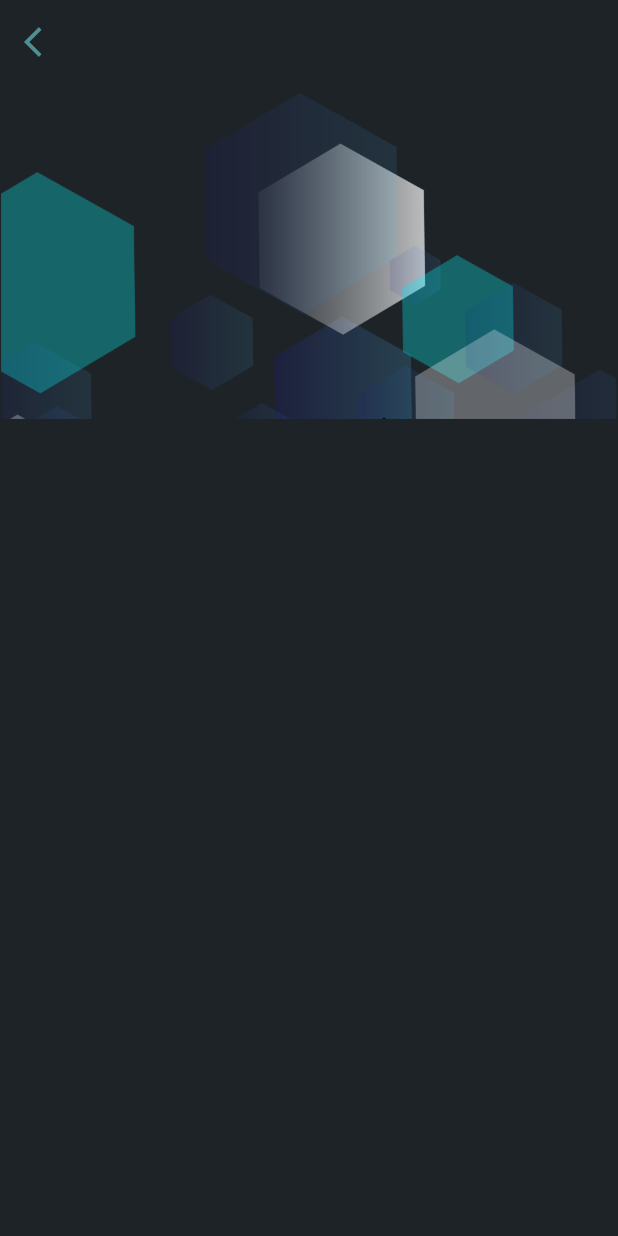
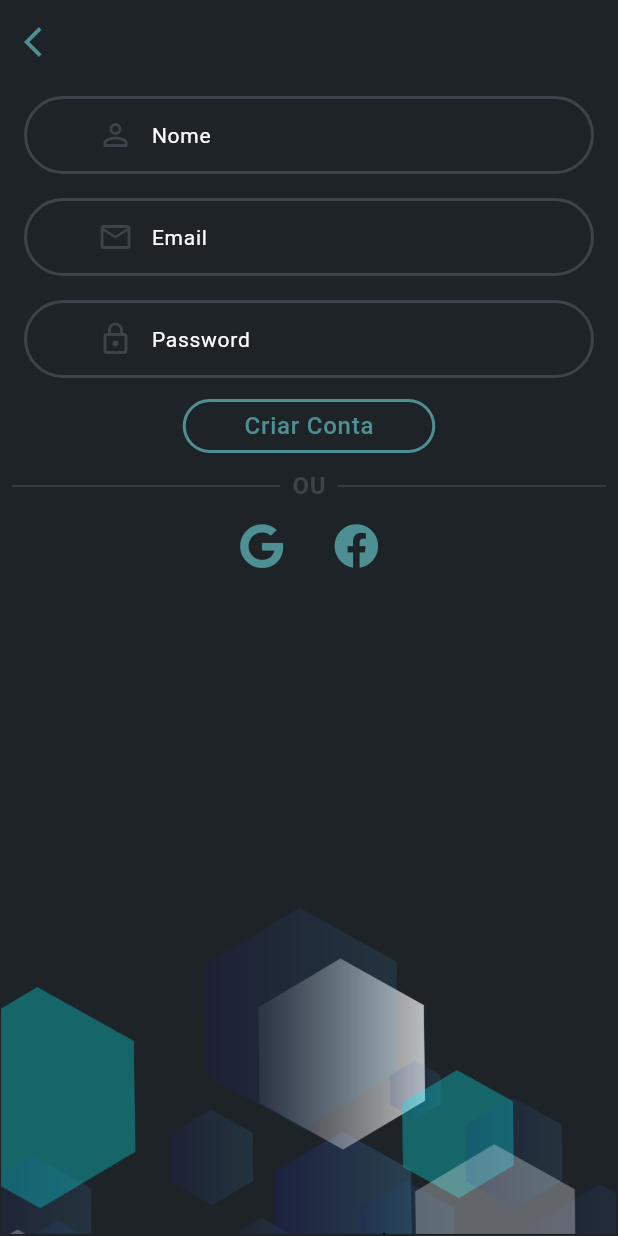
Before and after one commit to nugaa/chatme_app, a Flutter app: the screen it shows after launch, after a tap on "Registar", on a phone screen of 412 x 824 dp. Run offline on Flutter 3.47's test engine with Material 2 defaults, Android fonts, the phone set to English and light mode, and no system bars; our stand-ins replace font_awesome_flutter; Roboto replaces fonts that are missing (Ubuntu-Regular).

Commit message:
commit ChatMe

```diff
--- a/lib/customwidgets/customWidgets.dart
+++ b/lib/customwidgets/customWidgets.dart
@@ -23,19 +23,22 @@ Row customAppbar({@required String titulo}) {
         ),
       ),
       customIconButton(
+        cor: Colors.white,
         icone: Icons.menu,
         tamanho: 35.0,
-        onPress: () {},
+        onPress: () {
+          //TODO: DEFINIÇÕES DE CONTA
+        },
       ),
     ],
   );
 }
 
 IconButton customIconButton(
-    {IconData icone, double tamanho, Function onPress}) {
+    {IconData icone, double tamanho, Function onPress, Color cor}) {
   return IconButton(
     icon: Icon(icone),
-    color: Colors.white,
+    color: cor,
     splashColor: Colors.transparent,
     highlightColor: Colors.transparent,
     iconSize: tamanho,
@@ -161,9 +164,12 @@ Padding textFieldCustom({
   bool esconderTexto,
   IconData icone,
   String textoHint,
+  double padHorizontal,
+  double padVertical,
 }) {
   return Padding(
-    padding: const EdgeInsets.all(16.0),
+    padding:
+        EdgeInsets.symmetric(horizontal: padHorizontal, vertical: padVertical),
     child: Container(
       decoration: ShapeDecoration(
         shape: RoundedRectangleBorder(
@@ -226,3 +232,39 @@ OutlineButton outlineButtonCustom({String texto, Function onPress}) {
     onPressed: onPress,
   );
 }
+
+Row separador = Row(
+  children: <Widget>[
+    Expanded(
+      child: Padding(
+        padding: const EdgeInsets.symmetric(
+          horizontal: 8.0,
+        ),
+        child: Divider(
+          thickness: 1.0,
+          color: corUserMsg,
+        ),
+      ),
+    ),
+    Text(
+      'OU',
+      style: textFieldStyle(
+        tamanho: 16,
+        cor: corUserMsg,
+        fontWeight: FontWeight.bold,
+      ),
+    ),
+    Expanded(
+      child: Padding(
+        padding: const EdgeInsets.symmetric(
+          horizontal: 8.0,
+          vertical: 8.0,
+        ),
+        child: Divider(
+          thickness: 1.0,
+          color: corUserMsg,
+        ),
+      ),
+    ),
+  ],
+);
--- a/lib/main.dart
+++ b/lib/main.dart
@@ -24,11 +24,11 @@ class MyApp extends StatelessWidget {
           buttonColor: corBotao,
         ),
       ),
-      initialRoute: '/',
+      initialRoute: TelaLogin.id,
       routes: {
-        '/': (context) => TelaLogin(),
-        '/first': (context) => TelaMensagens(),
-        '/second': (context) => TelaRegisto(),
+        TelaLogin.id: (context) => TelaLogin(),
+        TelaMensagens.id: (context) => TelaMensagens(),
+        TelaRegisto.id: (context) => TelaRegisto(),
       },
     );
   }
--- a/lib/telas/telalogin.dart
+++ b/lib/telas/telalogin.dart
@@ -1,9 +1,12 @@
-import 'package:chatme/constantes.dart';
 import 'package:chatme/customwidgets/customWidgets.dart';
 import 'package:chatme/customwidgets/textstylescustom.dart';
+import 'package:chatme/telas/telamensagens.dart';
+import 'package:chatme/telas/telaregisto.dart';
 import 'package:flutter/material.dart';
 
 class TelaLogin extends StatefulWidget {
+  static const String id = 'tela_login';
+
   @override
   _TelaLoginState createState() => _TelaLoginState();
 }
@@ -31,11 +34,15 @@ class _TelaLoginState extends State<TelaLogin> {
                   mainAxisAlignment: MainAxisAlignment.center,
                   children: <Widget>[
                     textFieldCustom(
+                      padHorizontal: 16.0,
+                      padVertical: 16.0,
                       esconderTexto: false,
                       icone: Icons.person_outline,
                       textoHint: 'Introduza o seu email',
                     ),
                     textFieldCustom(
+                      padHorizontal: 16.0,
+                      padVertical: 16.0,
                       esconderTexto: true,
                       icone: Icons.lock_outline,
                       textoHint: 'Introduza a sua password',
@@ -57,7 +64,7 @@ class _TelaLoginState extends State<TelaLogin> {
                             ),
                           ),
                           onPressed: () =>
-                              Navigator.pushNamed(context, '/first'),
+                              Navigator.pushNamed(context, TelaMensagens.id),
                         ),
                         SizedBox(
                           width: 50.0,
@@ -65,7 +72,7 @@ class _TelaLoginState extends State<TelaLogin> {
                         outlineButtonCustom(
                           texto: 'Registar',
                           onPress: () {
-                            Navigator.pushNamed(context, '/second');
+                            Navigator.pushNamed(context, TelaRegisto.id);
                           },
                         ),
                       ],
--- a/lib/telas/telamensagens.dart
+++ b/lib/telas/telamensagens.dart
@@ -5,6 +5,8 @@ import 'package:flutter/cupertino.dart';
 import 'package:flutter/material.dart';
 
 class TelaMensagens extends StatefulWidget {
+  static const String id = 'tela_mensagens';
+
   @override
   _TelaMensagensState createState() => _TelaMensagensState();
 }
@@ -36,33 +38,7 @@ class _TelaMensagensState extends State<TelaMensagens> {
               padding: const EdgeInsets.all(16.0),
               child: customAppbar(titulo: 'Minhas Mensagens'),
             ),
-            Padding(
-              padding: const EdgeInsets.only(left: 16.0, right: 16.0),
-              child: TextField(
-                style: textFieldStyle(
-                  tamanho: 16.0,
-                  fontWeight: FontWeight.normal,
-                  cor: Colors.white,
-                ),
-                cursorColor: Colors.white,
-                textAlign: TextAlign.center,
-                decoration: InputDecoration(
-                  suffixIcon: customIconButton(
-                    icone: Icons.search,
-                    tamanho: 30,
-                    onPress: () {
-                      //TODO: ONPRESS botao procurar textField
-                    },
-                  ),
-                  border: OutlineInputBorder(
-                    borderSide: BorderSide(
-                      color: Colors.white,
-                    ),
-                    borderRadius: BorderRadius.circular(30.0),
-                  ),
-                ),
-              ),
-            ),
+            _barraPesquisa,
             Padding(
               padding: const EdgeInsets.all(16.0),
               child: Row(
@@ -77,10 +53,11 @@ class _TelaMensagensState extends State<TelaMensagens> {
                     ),
                   ),
                   customIconButton(
+                    cor: Colors.white,
                     icone: Icons.more_horiz,
                     tamanho: 35.0,
                     onPress: () {
-                      //TODO: onPress 3 pontinhos dos contactos
+                      //TODO: onPress MOSTRAR TODOS CONTACTOS NUMA LISTA
                     },
                   ),
                 ],
@@ -143,3 +120,33 @@ class _TelaMensagensState extends State<TelaMensagens> {
     );
   }
 }
+
+Widget _barraPesquisa = Padding(
+  padding: const EdgeInsets.only(left: 16.0, right: 16.0),
+  child: TextField(
+    style: textFieldStyle(
+      tamanho: 16.0,
+      fontWeight: FontWeight.normal,
+      cor: Colors.white,
+    ),
+    cursorColor: Colors.white,
+    textAlign: TextAlign.center,
+    decoration: InputDecoration(
+      suffixIcon: customIconButton(
+        cor: Colors.white,
+        icone: Icons.search,
+        tamanho: 30,
+        onPress: () {
+          //TODO: ONPRESS botao procurar textField
+        },
+      ),
+      border: OutlineInputBorder(
+        borderSide: BorderSide(
+          color: Colors.white,
+          width: 2.0,
+        ),
+        borderRadius: BorderRadius.circular(30.0),
+      ),
+    ),
+  ),
+);
--- a/lib/telas/telaregisto.dart
+++ b/lib/telas/telaregisto.dart
@@ -1,8 +1,10 @@
+import 'package:chatme/customwidgets/customWidgets.dart';
+import 'package:font_awesome_flutter/font_awesome_flutter.dart';
 import 'package:flutter/material.dart';
-
 import '../constantes.dart';
 
 class TelaRegisto extends StatefulWidget {
+  static const String id = 'tela_registar';
   @override
   _TelaRegistoState createState() => _TelaRegistoState();
 }
@@ -11,14 +13,71 @@ class _TelaRegistoState extends State<TelaRegisto> {
   @override
   Widget build(BuildContext context) {
     return Scaffold(
+      resizeToAvoidBottomPadding: false,
       appBar: _appbar(
         onPress: () => Navigator.popAndPushNamed(context, '/'),
       ), // _appbar
       body: SafeArea(
         child: Column(
           children: <Widget>[
-            Image.asset(
-              'images/back_bottom.png',
+            textFieldCustom(
+              padHorizontal: 16.0,
+              padVertical: 8.0,
+              esconderTexto: false,
+              icone: Icons.person_outline,
+              textoHint: 'Nome',
+            ),
+            textFieldCustom(
+              padHorizontal: 16.0,
+              padVertical: 8.0,
+              esconderTexto: false,
+              icone: Icons.mail_outline,
+              textoHint: 'Email',
+            ),
+            textFieldCustom(
+              padHorizontal: 16.0,
+              padVertical: 8.0,
+              esconderTexto: true,
+              icone: Icons.lock_outline,
+              textoHint: 'Password',
+            ),
+            outlineButtonCustom(
+              texto: 'Criar Conta',
+              onPress: () {
+                //TODO: REGISTAR COM DADOS DAS TEXTFIELD
+              },
+            ),
+            separador,
+            Row(
+              mainAxisAlignment: MainAxisAlignment.center,
+              children: <Widget>[
+                customIconButton(
+                  icone: FontAwesomeIcons.google,
+                  cor: corBotao,
+                  tamanho: 30.0,
+                  onPress: () {
+                    //TODO: REGISTAR COM GOOGLE
+                  },
+                ),
+                SizedBox(
+                  width: 15.0,
+                ),
+                customIconButton(
+                  icone: FontAwesomeIcons.facebook,
+                  cor: corBotao,
+                  tamanho: 30.0,
+                  onPress: () {
+                    //TODO: REGISTAR COM FACEBOOK
+                  },
+                ),
+              ],
+            ),
+            Spacer(),
+            Align(
+              alignment: Alignment.bottomCenter,
+              child: Image.asset(
+                'images/back_bottom.png',
+              ),
             )
           ],
         ),
--- a/pubspec.yaml
+++ b/pubspec.yaml
@@ -28,6 +28,7 @@ dependencies:
   # The following adds the Cupertino Icons font to your application.
   # Use with the CupertinoIcons class for iOS style icons.
   cupertino_icons: ^0.1.3
+  font_awesome_flutter: ^8.8.1
 
 dev_dependencies:
   flutter_test:
```
Also changed, not shown: pubspec.lock.
